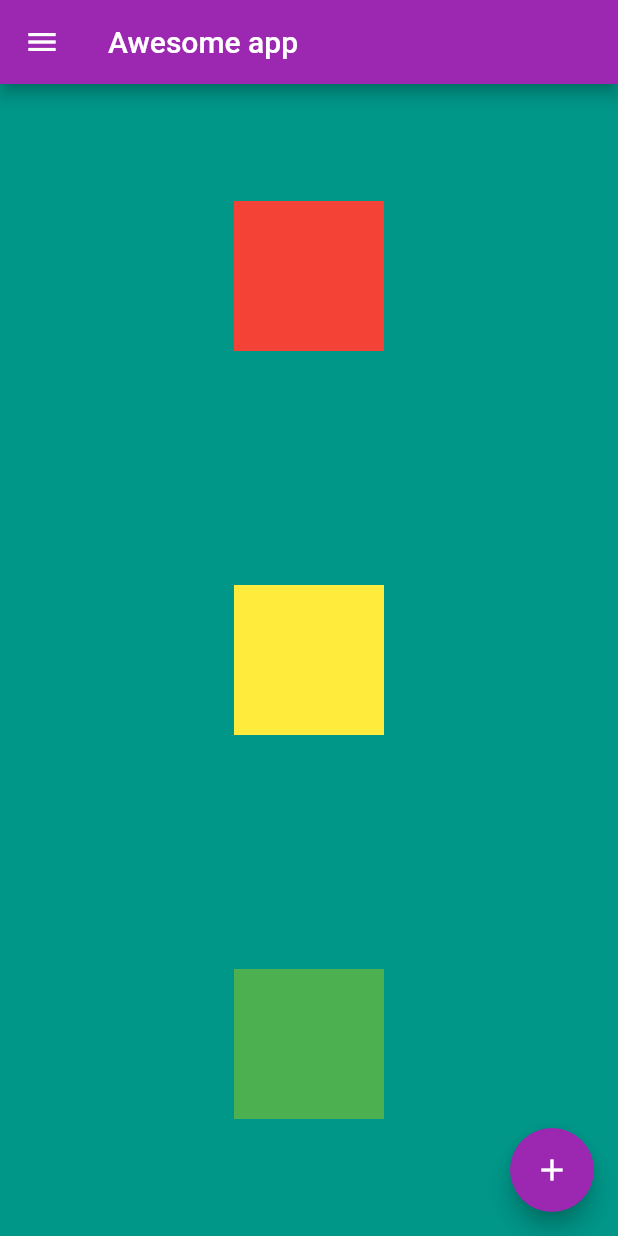
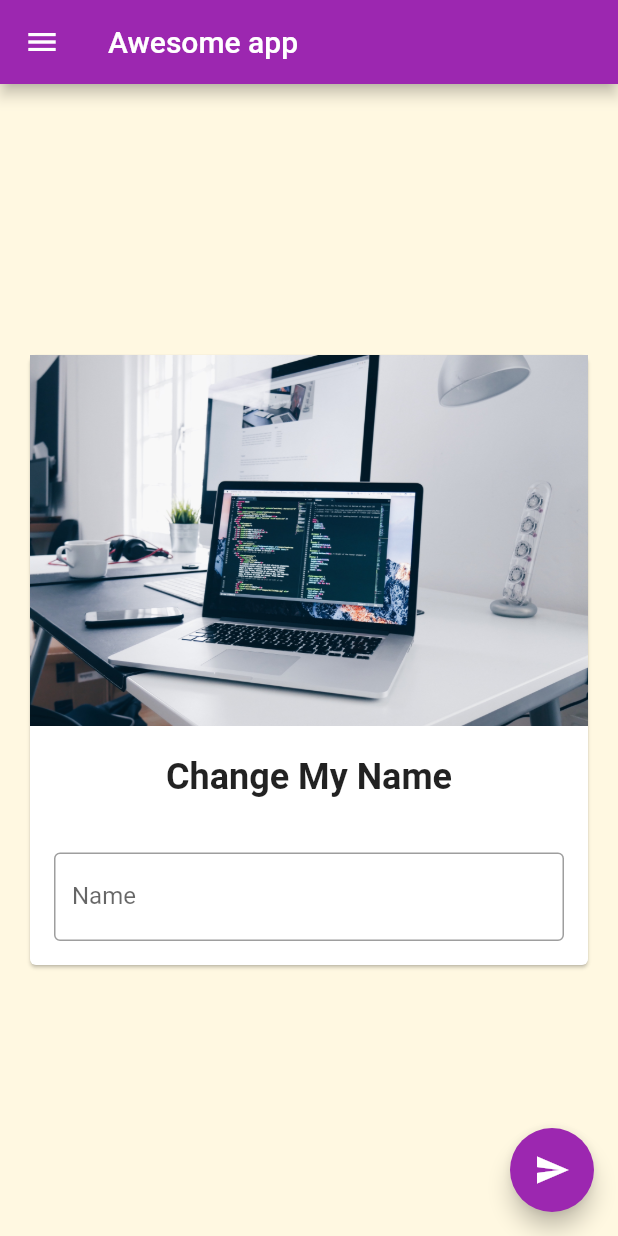
Before and after one commit to Alamin11/AwesomeApp, a Flutter app: the screen it shows after launch, on a phone screen of 412 x 824 dp. Run offline on Flutter 3.47's test engine with Material 2 defaults, Android fonts, the phone set to English and light mode, and no system bars.

Commit message:
ch#4 card, assetImage, scrollView & textField done

```diff
--- a/lib/main.dart
+++ b/lib/main.dart
@@ -11,43 +11,67 @@ void main() {
   ));
 }
 
-class HomePage extends StatelessWidget {
+class HomePage extends StatefulWidget {
   const HomePage({Key? key}) : super(key: key);
 
   @override
+  State<HomePage> createState() => _HomePageState();
+}
+
+class _HomePageState extends State<HomePage> {
+  var myText = "Change My Name";
+  TextEditingController _nameController = TextEditingController();
+  @override
   Widget build(BuildContext context) {
     return Scaffold(
+      backgroundColor: Colors.amber[50],
       appBar: AppBar(
         title: const Text("Awesome app"),
       ),
-      body: Container(
-        width: 500,
-        color: Colors.teal,
-        child: Column(
-          mainAxisAlignment: MainAxisAlignment.spaceAround,
-          crossAxisAlignment: CrossAxisAlignment.center,
-          children: [
-            Container(
-              width: 100,
-              height: 100,
-              color: Colors.red,
+      body: Center(
+        child: Padding(
+          padding: const EdgeInsets.all(16.0),
+          child: SingleChildScrollView(
+            child: Card(
+              child: Column(
+                children: [
+                  Image.asset("assets/images/bg.jpg"),
+                  const SizedBox(
+                    height: 20.0,
+                  ),
+                  Text(
+                    myText,
+                    style: const TextStyle(
+                      fontSize: 24,
+                      fontWeight: FontWeight.bold,
+                    ),
+                  ),
+                  const SizedBox(
+                    height: 20.0,
+                  ),
+                  Padding(
+                    padding: const EdgeInsets.all(16.0),
+                    child: TextField(
+                      controller: _nameController,
+                      decoration: const InputDecoration(
+                        border: OutlineInputBorder(),
+                        hintText: "Input your name",
+                        labelText: "Name",
+                      ),
+                    ),
+                  ),
+                ],
+              ),
             ),
-            Container(
-              width: 100,
-              height: 100,
-              color: Colors.yellow,
-            ),
-            Container(
-              width: 100,
-              height: 100,
-              color: Colors.green,
-            )
-          ],
+          ),
         ),
       ),
       floatingActionButton: FloatingActionButton(
-        onPressed: () {},
-        child: const Icon(Icons.add),
+        onPressed: () {
+          myText = _nameController.text;
+          setState(() {});
+        },
+        child: const Icon(Icons.send),
         hoverColor: Colors.purpleAccent, //Not working
       ),
       //floatingActionButtonLocation: FloatingActionButtonLocation.endFloat,
--- a/pubspec.yaml
+++ b/pubspec.yaml
@@ -58,8 +58,8 @@ flutter:
   uses-material-design: true
 
   # To add assets to your application, add an assets section, like this:
-  # assets:
-  #   - images/a_dot_burr.jpeg
+  assets:
+    - assets/images/
   #   - images/a_dot_ham.jpeg
 
   # An image asset can refer to one or more resolution-specific "variants", see
```
Also changed, not shown: assets/images/bg.jpg (added), assets/images/laptop.jpg (added), 1 other file.
